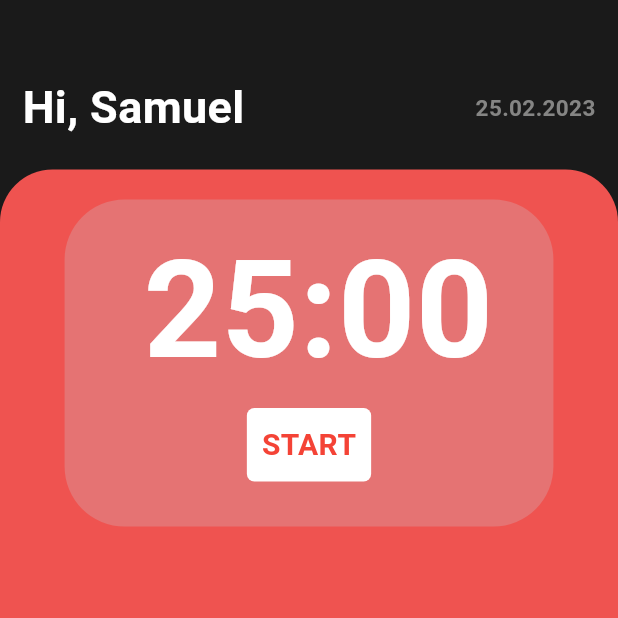
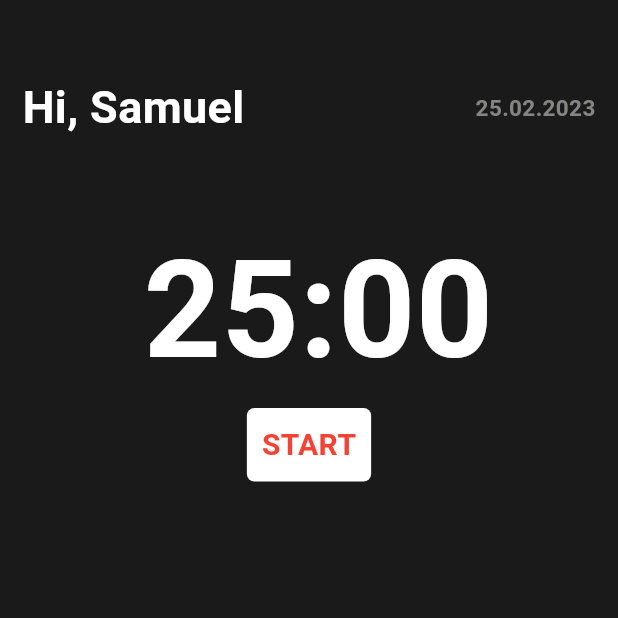
Before and after one commit to thenose-samuel/pomodoro-timer, a Flutter app: the first screen one second after launch, on a phone screen of 412 x 824 dp, the top half of it. Run offline on Flutter 3.47's test engine with Material 2 defaults, Android fonts, the phone set to English and light mode, and no system bars.

Commit message:
added AppColors class and some refactorings

```diff
--- a/lib/colors.dart
+++ b/lib/colors.dart
@@ -0,0 +1,10 @@
+import 'package:flutter/material.dart';
+
+class AppColors{
+  static const Color backgroundDim = Color(0xFF1a1a1a);
+  static const Color backgroundRed = Color(0xFFEF5350);
+  static const Color backgroundBlue = Color(0xFF38858a);
+  static const Color containerRed = Color(0xFFE57373);
+  static const Color containerBlue = Color(0xFF4c9196);
+
+}
--- a/lib/main.dart
+++ b/lib/main.dart
@@ -2,6 +2,7 @@ import 'dart:async';
 import 'dart:developer';
 
 import 'package:flutter/material.dart';
+import 'package:pomodoro/colors.dart';
 
 void main() {
   runApp(const PomodoroTimer());
@@ -80,11 +81,13 @@ class Body extends StatelessWidget {
   @override
   Widget build(BuildContext context) {
     return Expanded(
-      child: Container(
+      child: AnimatedContainer(
+        curve: Curves.fastOutSlowIn,
         decoration: BoxDecoration(
-            color: Colors.red[400],
+            color: AppColors.backgroundDim,
             borderRadius: const BorderRadius.only(
                 topLeft: Radius.circular(35), topRight: Radius.circular(35))),
+        duration: const Duration(seconds: 1),
         child: Column(
           mainAxisAlignment: MainAxisAlignment.start,
           children: [
@@ -100,29 +103,12 @@ class Body extends StatelessWidget {
                         top: 10, bottom: 10, left: 30, right: 30),
                     decoration: BoxDecoration(
                       borderRadius: BorderRadius.all(Radius.circular(40)),
-                      color: Colors.red[300],
+                      color: Colors.transparent,
                     ),
                     child: Column(
                       crossAxisAlignment: CrossAxisAlignment.center,
                       children: [
                         CountdownTimer(),
-                        GestureDetector(
-                          onTap: () => {},
-                          child: Container(
-                            decoration: const BoxDecoration(
-                              borderRadius: BorderRadius.all(Radius.circular(5)),
-                              color: Colors.white,
-                            ),
-                            padding: const EdgeInsets.all(10),
-                            child: const Text(
-                              'START',
-                              style: TextStyle(
-                                  color: Colors.red,
-                                  fontSize: 20,
-                                  fontWeight: FontWeight.bold),
-                            ),
-                          ),
-                        ),
                         SizedBox(
                           height: 20,
                         )
@@ -154,7 +140,7 @@ class _CountdownTimerState extends State<CountdownTimer> {
   late int remainingMinutes = initialTime.inMinutes;
   @override
   void initState() {
-    startTimer();
+    // startTimer();
     super.initState();
   }
 
@@ -180,13 +166,36 @@ class _CountdownTimerState extends State<CountdownTimer> {
 
   @override
   Widget build(BuildContext context) {
-    return Padding(
+    return Column(
+      children: [
+        Padding(
           padding: const EdgeInsets.only(right: 10.0),
           child: Text(
             '${(remainingMinutes < 10)? '0': ''} $remainingMinutes:${(remainingSeconds < 10)? '0': ''}$remainingSeconds',
             style: const TextStyle(
                 color: Colors.white, fontSize: 90, fontWeight: FontWeight.bold),
           ),
+        ),
+        GestureDetector(
+          onTap: () => {
+            startTimer()
+          },
+          child: Container(
+            decoration: const BoxDecoration(
+              borderRadius: BorderRadius.all(Radius.circular(5)),
+              color: Colors.white,
+            ),
+            padding: const EdgeInsets.all(10),
+            child: const Text(
+              'START',
+              style: TextStyle(
+                  color: Colors.red,
+                  fontSize: 20,
+                  fontWeight: FontWeight.bold),
+            ),
+          ),
+        ),
+      ],
     );
   }
 }
```
Lines whose indentation alone changed are shown as unchanged.
